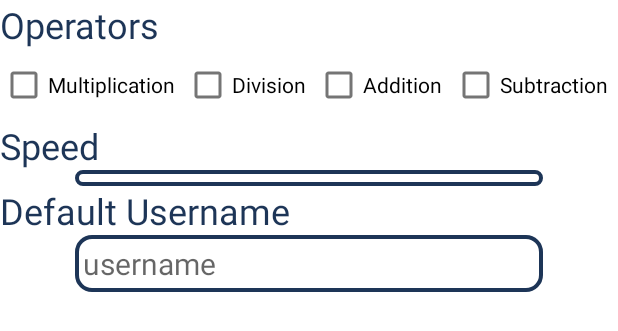
After one commit to Dallas-Marshall/ArithmaGo, an Android app: the layout activity_settings.xml on its own in the app's theme, with its tools: preview values and no code run, on a phone screen of 412 x 824 dp. The commit adds this screen. Shown: the top 331 px of the screen. Run offline under Robolectric (Android 15) with nearby library versions, the phone set to English and light mode, and no system bars.

Commit message:
Add SettingsActivity layout

```diff
--- /dev/null
+++ b/app/src/main/res/drawable/outline.xml
@@ -0,0 +1,6 @@
+<shape xmlns:android="http://schemas.android.com/apk/res/android"
+    android:shape="rectangle">
+    <corners android:radius="10dp"/>
+    <solid android:color="@color/white" />
+    <stroke android:width="2.5dp" android:color="@color/prussian_blue" />
+</shape>
--- /dev/null
+++ b/app/src/main/res/layout/activity_settings.xml
@@ -0,0 +1,94 @@
+<?xml version="1.0" encoding="utf-8"?>
+<androidx.appcompat.widget.LinearLayoutCompat xmlns:android="http://schemas.android.com/apk/res/android"
+    xmlns:tools="http://schemas.android.com/tools"
+    android:layout_width="match_parent"
+    android:layout_height="match_parent"
+    android:orientation="vertical"
+    tools:context=".SettingsActivity">
+
+    <TextView
+        android:textColor="@color/prussian_blue"
+        android:layout_width="match_parent"
+        android:layout_height="wrap_content"
+        android:text="@string/operators"
+        android:textSize="24sp" />
+
+    <androidx.appcompat.widget.LinearLayoutCompat
+        android:id="@+id/checkboxes"
+        android:layout_width="match_parent"
+        android:layout_height="wrap_content"
+        android:gravity="center"
+        android:orientation="horizontal">
+
+        <CheckBox
+            android:id="@+id/multiplicationCheckbox"
+            android:layout_width="wrap_content"
+            android:layout_height="fill_parent"
+            android:layout_weight="1"
+            android:paddingBottom="-5dp"
+            android:text="@string/multiplication" />
+
+        <CheckBox
+            android:id="@+id/divisionCheckbox"
+            android:layout_width="wrap_content"
+            android:layout_height="fill_parent"
+            android:layout_weight="1"
+            android:paddingBottom="-5dp"
+            android:text="@string/division" />
+
+        <CheckBox
+            android:id="@+id/additionCheckbox"
+            android:layout_width="wrap_content"
+            android:layout_height="fill_parent"
+            android:layout_weight="1"
+            android:paddingBottom="-5dp"
+            android:text="@string/addition" />
+
+        <CheckBox
+            android:id="@+id/subtractionCheckbox"
+            android:layout_width="wrap_content"
+            android:layout_height="fill_parent"
+            android:layout_weight="1"
+            android:paddingBottom="-5dp"
+            android:text="@string/subtraction" />
+    </androidx.appcompat.widget.LinearLayoutCompat>
+
+    <TextView
+        android:textColor="@color/prussian_blue"
+        android:layout_width="match_parent"
+        android:layout_height="wrap_content"
+        android:text="@string/speed"
+        android:textSize="24sp" />
+
+    <Spinner
+        android:background="@drawable/outline"
+        android:id="@+id/speedSpinner"
+        android:layout_width="match_parent"
+        android:layout_height="wrap_content"
+        android:layout_marginStart="50dp"
+        android:padding="5dp"
+        android:layout_marginEnd="50dp"/>
+
+    <TextView
+        android:textColor="@color/prussian_blue"
+        android:layout_width="match_parent"
+        android:layout_height="wrap_content"
+        android:text="@string/default_username"
+        android:textSize="24sp" />
+
+    <EditText
+        android:id="@+id/usernameEntry"
+        android:layout_width="match_parent"
+        android:layout_height="wrap_content"
+        android:layout_marginStart="50dp"
+        android:layout_marginEnd="50dp"
+        android:background="@drawable/outline"
+        android:hint="@string/username"
+        android:importantForAutofill="no"
+        android:inputType="text"
+        android:paddingTop="5dp"
+        android:paddingStart="5dp"
+        android:paddingEnd="5dp"
+        android:paddingBottom="5dp"
+        android:textSize="20sp" />
+</androidx.appcompat.widget.LinearLayoutCompat>
--- a/app/src/main/res/values/strings.xml
+++ b/app/src/main/res/values/strings.xml
@@ -11,4 +11,21 @@
     <string name="avatar">avatar</string>
     <string name="first">1st</string>
     <string name="share">Share</string>
+    <string name="subtraction">Subtraction</string>
+    <string name="addition">Addition</string>
+    <string name="division">Division</string>
+    <string name="multiplication">Multiplication</string>
+    <string name="operators">Operators</string>
+    <string name="speed">Speed</string>
+    <string name="default_username">Default Username</string>
+    <string name="username">username</string>
+    <string name="save">Save</string>
+    <string name="normal">Normal</string>
+    <string-array name="speeds">
+        <item>Slow</item>
+        <item>Normal</item>
+        <item>Fast</item>
+        <item>Lightning</item>
+        <item>God Speed</item>
+    </string-array>
 </resources>
```
Also changed, not shown: app/src/main/java/au/edu/jcu/cp3406/arithmago/SettingsActivity.java (added, +187 -0 lines).
